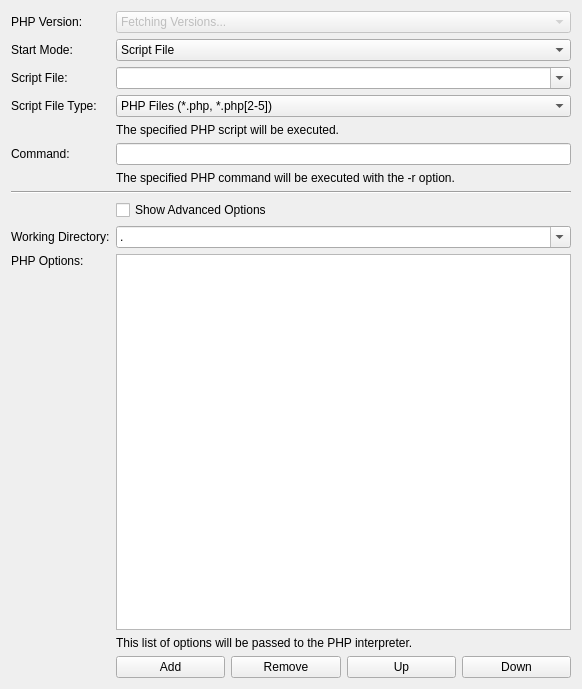
Tinkerforge/brickv, file src/brickv/plugin_system/plugins/red/ui/program_page_php.ui: the form before one commit.
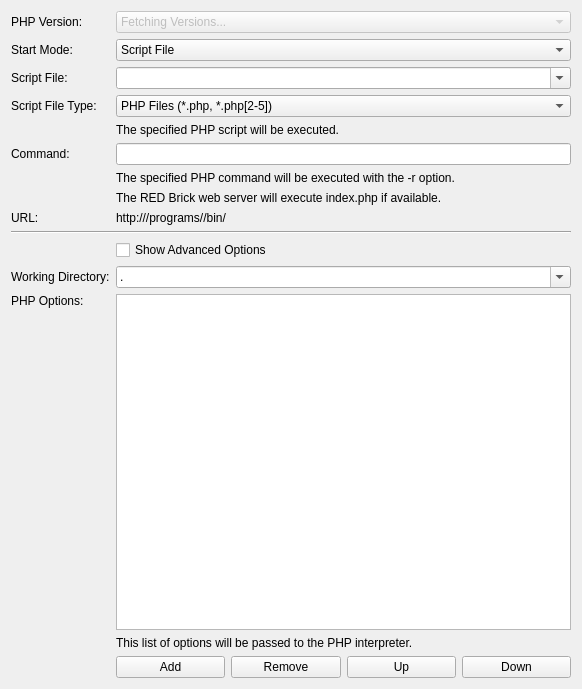
The form after the commit. Custom widgets are drawn as their Qt base class.

Commit message: red-brick/pi: Extend PHP and Python info pages for the new web interface mode

Patch:
```diff
--- a/src/brickv/plugin_system/plugins/red/ui/program_page_php.ui
+++ b/src/brickv/plugin_system/plugins/red/ui/program_page_php.ui
@@ -126,14 +126,14 @@
        </property>
       </widget>
      </item>
-     <item row="8" column="1" colspan="4">
+     <item row="10" column="1" colspan="4">
       <widget class="QCheckBox" name="check_show_advanced_options">
        <property name="text">
         <string>Show Advanced Options</string>
        </property>
       </widget>
      </item>
-     <item row="9" column="0">
+     <item row="11" column="0">
       <widget class="QLabel" name="label_working_directory">
        <property name="text">
         <string>Working Directory:</string>
@@ -143,7 +143,7 @@
        </property>
       </widget>
      </item>
-     <item row="9" column="1" colspan="4">
+     <item row="11" column="1" colspan="4">
       <widget class="QComboBox" name="combo_working_directory">
        <property name="editable">
         <bool>true</bool>
@@ -158,7 +158,7 @@
        </item>
       </widget>
      </item>
-     <item row="10" column="0">
+     <item row="12" column="0">
       <widget class="QLabel" name="label_options">
        <property name="text">
         <string>PHP Options:</string>
@@ -171,10 +171,10 @@
        </property>
       </widget>
      </item>
-     <item row="10" column="1" colspan="4">
+     <item row="12" column="1" colspan="4">
       <widget class="ExpandingListWidget" name="list_options"/>
      </item>
-     <item row="11" column="1" colspan="4">
+     <item row="13" column="1" colspan="4">
       <widget class="QLabel" name="label_options_help">
        <property name="text">
         <string>This list of options will be passed to the PHP interpreter.</string>
@@ -184,35 +184,35 @@
        </property>
       </widget>
      </item>
-     <item row="12" column="1">
+     <item row="14" column="1">
       <widget class="QPushButton" name="button_add_option">
        <property name="text">
         <string>Add</string>
        </property>
       </widget>
      </item>
-     <item row="12" column="2">
+     <item row="14" column="2">
       <widget class="QPushButton" name="button_remove_option">
        <property name="text">
         <string>Remove</string>
        </property>
       </widget>
      </item>
-     <item row="12" column="3">
+     <item row="14" column="3">
       <widget class="QPushButton" name="button_up_option">
        <property name="text">
         <string>Up</string>
        </property>
       </widget>
      </item>
-     <item row="12" column="4">
+     <item row="14" column="4">
       <widget class="QPushButton" name="button_down_option">
        <property name="text">
         <string>Down</string>
        </property>
       </widget>
      </item>
-     <item row="7" column="0" colspan="5">
+     <item row="9" column="0" colspan="5">
       <widget class="Line" name="line">
        <property name="orientation">
         <enum>Qt::Horizontal</enum>
@@ -246,6 +246,36 @@
        </property>
       </widget>
      </item>
+     <item row="8" column="0">
+      <widget class="QLabel" name="label_url_title">
+       <property name="text">
+        <string>URL:</string>
+       </property>
+      </widget>
+     </item>
+     <item row="8" column="1" colspan="4">
+      <widget class="QLabel" name="label_url">
+       <property name="text">
+        <string>http://&lt;SERVER&gt;/programs/&lt;IDENTIFIER&gt;/bin/</string>
+       </property>
+       <property name="textFormat">
+        <enum>Qt::PlainText</enum>
+       </property>
+       <property name="textInteractionFlags">
+        <set>Qt::LinksAccessibleByMouse|Qt::TextSelectableByKeyboard|Qt::TextSelectableByMouse</set>
+       </property>
+      </widget>
+     </item>
+     <item row="7" column="1" colspan="4">
+      <widget class="QLabel" name="label_web_interface_help">
+       <property name="text">
+        <string>The RED Brick web server will execute index.php if available.</string>
+       </property>
+       <property name="wordWrap">
+        <bool>true</bool>
+       </property>
+      </widget>
+     </item>
     </layout>
    </item>
   </layout>
```
The commit also changes 10 other files.
